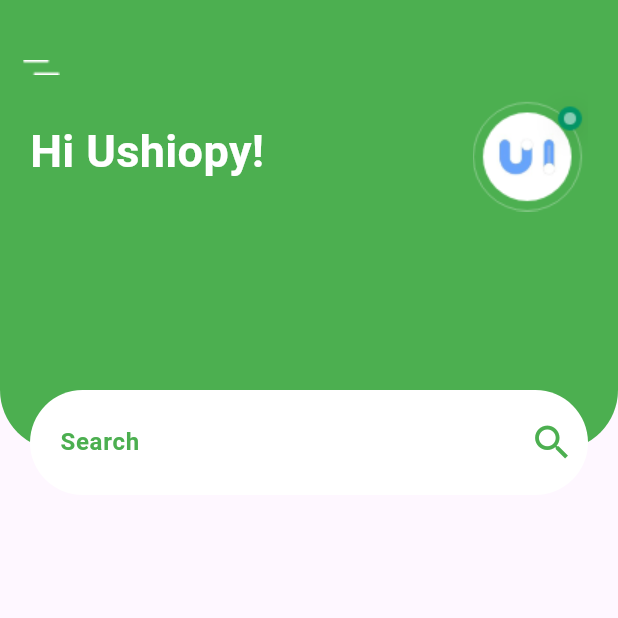
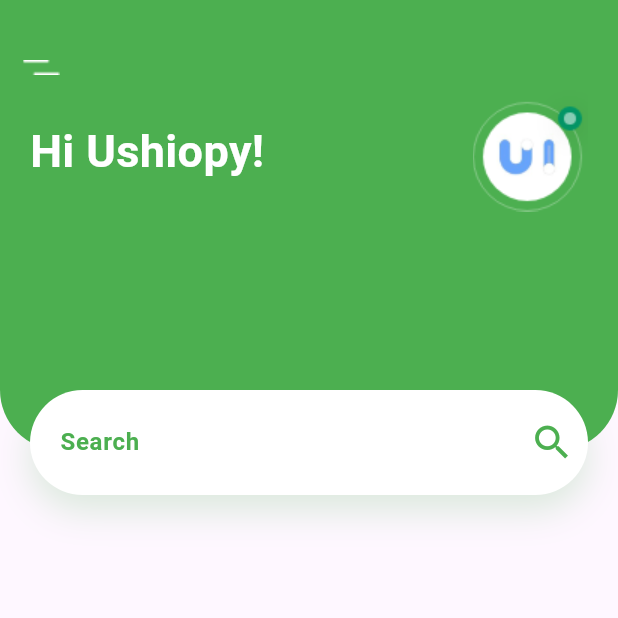
Before and after one commit to raeeskhan371/plant-ui-ux, a Flutter app: the screen it shows after launch, on a phone screen of 412 x 824 dp, the top half of it. Run offline on Flutter 3.47's test engine with Material 3 defaults, Android fonts, the phone set to English and light mode, and no system bars.

Commit message:
Complete top Banner

```diff
--- a/lib/pages/home.dart
+++ b/lib/pages/home.dart
@@ -45,12 +45,15 @@ class Home extends StatelessWidget {
                 ),
                 Padding(
                   padding: const EdgeInsets.only(top: 260, left: 20, right: 20),
-                  child: ClipRRect(
-                    borderRadius: BorderRadius.circular(35),
                   child: Container(
                     width: double.maxFinite,
                     height: 70,
+                    decoration: BoxDecoration(
                       color: Colors.white,
+                      borderRadius: BorderRadius.circular(35),
+                      boxShadow: [BoxShadow(color: Maincolor.withOpacity(0.2),offset: Offset(0, 10,),blurRadius: 20)]
+                    ),
+
                     child: Row(
                       children: [
                         Expanded(
@@ -75,7 +78,6 @@ class Home extends StatelessWidget {
                     ),
                   ),
                 ),
-                ),
               ],
             ),
           ],
--- a/pubspec.yaml
+++ b/pubspec.yaml
@@ -59,7 +59,6 @@ flutter:
 
   # To add assets to your application, add an assets section, like this:
   assets:
-    - assets
     - assets/images/
     - assets/icons/
 
```
Lines whose indentation alone changed are shown as unchanged.
